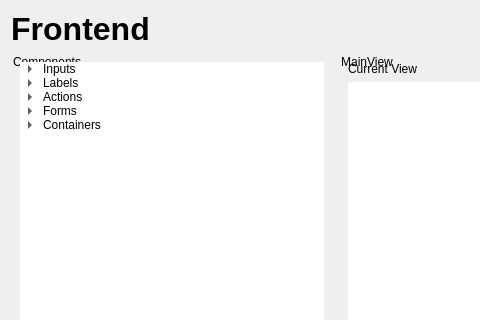
First picture: the form in src/components/frontend-dashboard/frontenddashboard.ui, repository RapidWebForge/RapidWebForgeApp, before the edit; both pictures show x 0 to 480 and y 0 to 320 of the 1000 by 628 pixel window.
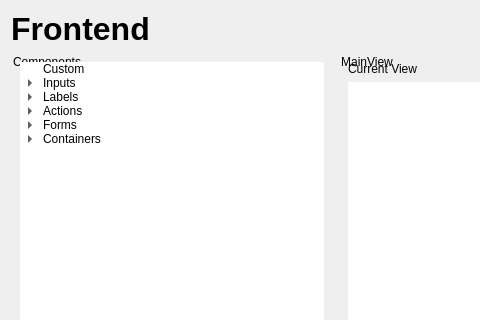
Second picture: the form after the edit. Icons and pictures are not drawn. Custom widgets are drawn as their Qt base class.

Commit message: feat: add custom component on components tree

Diff of the .ui file:
```diff
--- a/src/components/frontend-dashboard/frontenddashboard.ui
+++ b/src/components/frontend-dashboard/frontenddashboard.ui
@@ -58,6 +58,11 @@
             <string>Components</string>
            </property>
           </column>
+          <item>
+           <property name="text">
+            <string>Custom</string>
+           </property>
+          </item>
           <item>
            <property name="text">
             <string>Inputs</string>
```
The commit also changes 12 other files.
